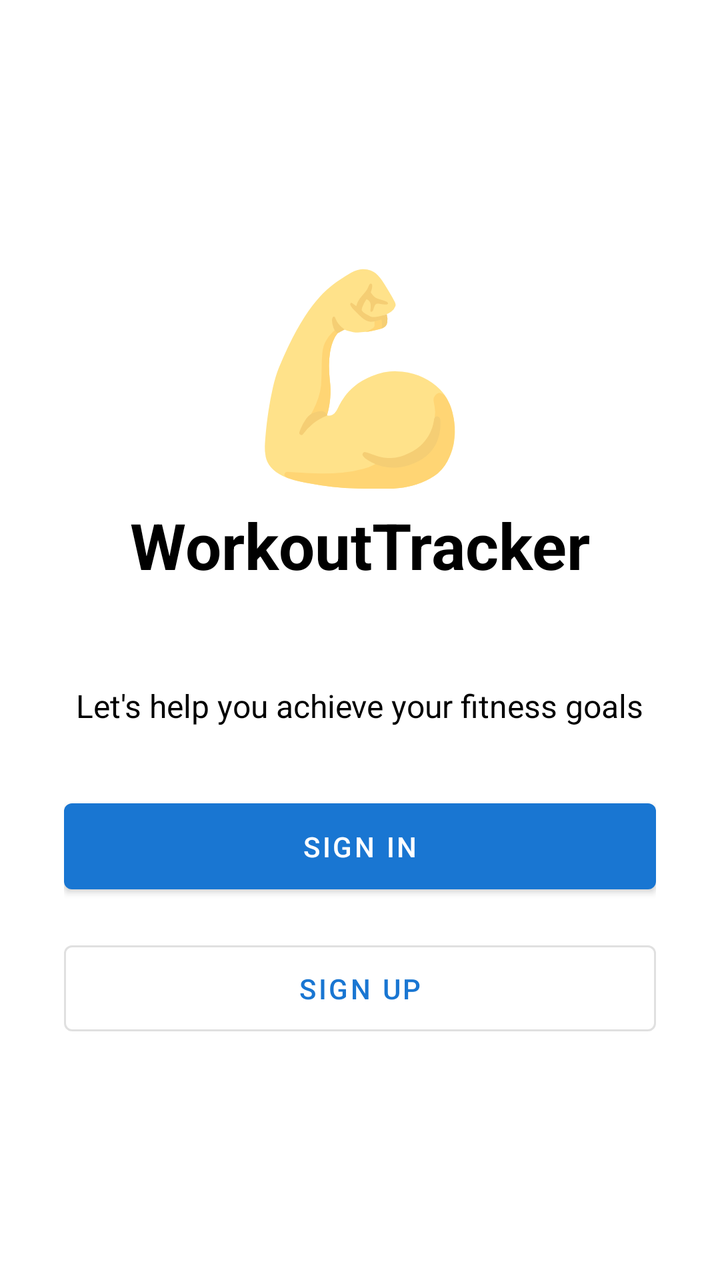
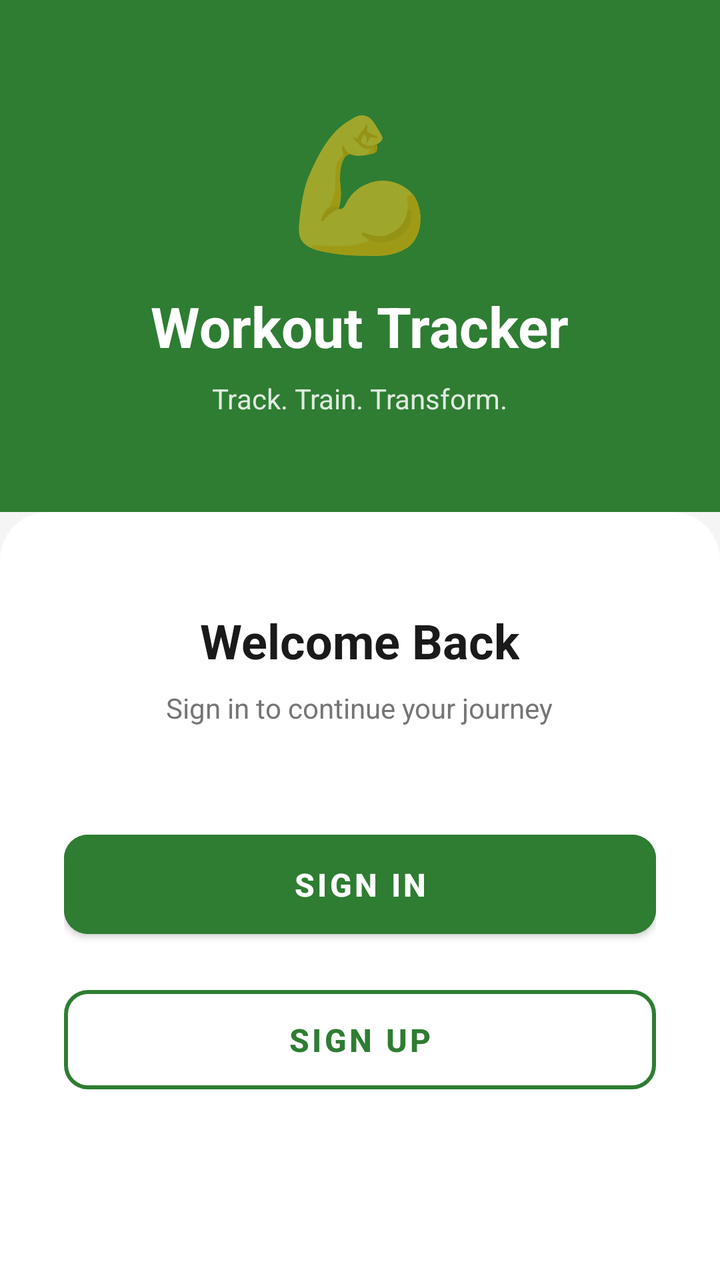

Screens rendered from an Android XML layout before and after an edit, with the pre-edit source and the edit as a unified diff.
<!-- AndroidManifest.xml: application theme Theme.WorkoutTracker -->
<!-- res/layout/activity_auth.xml -->
<?xml version="1.0" encoding="utf-8"?>
<LinearLayout xmlns:android="http://schemas.android.com/apk/res/android"
    android:layout_width="match_parent"
    android:layout_height="match_parent"
    android:orientation="vertical"
    android:gravity="center"
    android:padding="32dp"
    android:background="@color/white">

    <TextView
        android:layout_width="wrap_content"
        android:layout_height="wrap_content"
        android:text="💪"
        android:textSize="100sp" />

    <TextView
        android:layout_width="wrap_content"
        android:layout_height="wrap_content"
        android:text="@string/app_name"
        android:textSize="32sp"
        android:textStyle="bold"
        android:textColor="@color/black"
        android:layout_marginBottom="48dp"/>

    <TextView
        android:layout_width="wrap_content"
        android:layout_height="wrap_content"
        android:text="Let's help you achieve your fitness goals"
        android:textSize="16sp"
        android:textColor="@color/black"
        android:gravity="center"
        android:layout_marginBottom="32dp"/>
    <Button
        android:id="@+id/btnSignIn"
        android:layout_width="match_parent"
        android:layout_height="wrap_content"
        android:text="Sign In"
        android:padding="12dp"
        android:layout_marginBottom="16dp" />

    <Button
        android:id="@+id/btnSignUp"
        style="@style/Widget.MaterialComponents.Button.OutlinedButton"
        android:layout_width="match_parent"
        android:layout_height="wrap_content"
        android:text="Sign Up"
        android:padding="12dp" />

</LinearLayout>
<!-- resources referenced by this layout -->
<resources>
  <color name="black">#FF000000</color>
  <color name="white">#FFFFFFFF</color>
  <string name="app_name">WorkoutTracker</string>
  <style name="Theme.WorkoutTracker" parent="Base.Theme.WorkoutTracker" />
  <style name="Base.Theme.WorkoutTracker" parent="Theme.MaterialComponents.DayNight.NoActionBar">
          
          <item name="colorPrimary">@color/blue_primary</item>
          <item name="colorPrimaryVariant">@color/purple_700</item>
          <item name="colorOnPrimary">@color/white</item>
          
          <item name="colorSecondary">@color/teal_200</item>
          <item name="colorSecondaryVariant">@color/teal_700</item>
          <item name="colorOnSecondary">@color/black</item>
          
          <item name="android:statusBarColor">?attr/colorPrimaryVariant</item>
          
      </style>
  <color name="blue_primary">#1976D2</color>
  <color name="purple_700">#FF3700B3</color>
  <color name="teal_200">#FF03DAC5</color>
  <color name="teal_700">#FF018786</color>
</resources>

<!-- the commit's change to res/layout/activity_auth.xml (unified diff, before → after) -->
@@ -1,49 +1,103 @@
 <?xml version="1.0" encoding="utf-8"?>
 <LinearLayout xmlns:android="http://schemas.android.com/apk/res/android"
+    xmlns:app="http://schemas.android.com/apk/res-auto"
     android:layout_width="match_parent"
     android:layout_height="match_parent"
     android:orientation="vertical"
-    android:gravity="center"
-    android:padding="32dp"
-    android:background="@color/white">
+    android:weightSum="10"
+    android:background="@color/colorBackground">
 
-    <TextView
-        android:layout_width="wrap_content"
-        android:layout_height="wrap_content"
-        android:text="💪"
-        android:textSize="100sp" />
+    
+    <LinearLayout
+        android:layout_width="match_parent"
+        android:layout_height="0dp"
+        android:layout_weight="4"
+        android:orientation="vertical"
+        android:gravity="center"
+        android:background="@color/colorPrimary"
+        android:padding="24dp">
 
-    <TextView
-        android:layout_width="wrap_content"
-        android:layout_height="wrap_content"
-        android:text="@string/app_name"
-        android:textSize="32sp"
-        android:textStyle="bold"
-        android:textColor="@color/black"
-        android:layout_marginBottom="48dp"/>
+        <TextView
+            android:layout_width="wrap_content"
+            android:layout_height="wrap_content"
+            android:text="💪"
+            android:textSize="64sp" />
 
-    <TextView
-        android:layout_width="wrap_content"
-        android:layout_height="wrap_content"
-        android:text="Let's help you achieve your fitness goals"
-        android:textSize="16sp"
-        android:textColor="@color/black"
-        android:gravity="center"
-        android:layout_marginBottom="32dp"/>
-    <Button
-        android:id="@+id/btnSignIn"
+        <TextView
+            android:layout_width="wrap_content"
+            android:layout_height="wrap_content"
+            android:layout_marginTop="12dp"
+            android:text="Workout Tracker"
+            android:textSize="28sp"
+            android:textStyle="bold"
+            android:textColor="@color/white" />
+
+        <TextView
+            android:layout_width="wrap_content"
+            android:layout_height="wrap_content"
+            android:layout_marginTop="8dp"
+            android:text="Track. Train. Transform."
+            android:textSize="14sp"
+            android:textColor="@color/white"
+            android:alpha="0.85" />
+
+    </LinearLayout>
+
+    
+    <LinearLayout
         android:layout_width="match_parent"
-        android:layout_height="wrap_content"
-        android:text="Sign In"
-        android:padding="12dp"
-        android:layout_marginBottom="16dp" />
+        android:layout_height="0dp"
+        android:layout_weight="6"
+        android:orientation="vertical"
+        android:background="@drawable/bg_bottom_card"
+        android:padding="32dp"
+        android:gravity="center_horizontal">
 
-    <Button
-        android:id="@+id/btnSignUp"
-        style="@style/Widget.MaterialComponents.Button.OutlinedButton"
-        android:layout_width="match_parent"
-        android:layout_height="wrap_content"
-        android:text="Sign Up"
-        android:padding="12dp" />
+        <TextView
+            android:layout_width="wrap_content"
+            android:layout_height="wrap_content"
+            android:text="Welcome Back"
+            android:textSize="24sp"
+            android:textStyle="bold"
+            android:textColor="@color/colorTextPrimary"
+            android:layout_marginTop="16dp" />
+
+        <TextView
+            android:layout_width="wrap_content"
+            android:layout_height="wrap_content"
+            android:layout_marginTop="8dp"
+            android:text="Sign in to continue your journey"
+            android:textSize="14sp"
+            android:textColor="@color/colorTextSecondary"
+            android:layout_marginBottom="48dp" />
+
+        <com.google.android.material.button.MaterialButton
+            android:id="@+id/btnSignIn"
+            android:layout_width="match_parent"
+            android:layout_height="wrap_content"
+            android:text="Sign In"
+            android:textSize="16sp"
+            android:textStyle="bold"
+            android:padding="14dp"
+            android:backgroundTint="@color/colorPrimary"
+            android:textColor="@color/white"
+            app:cornerRadius="12dp"
+            android:layout_marginBottom="16dp" />
+
+        <com.google.android.material.button.MaterialButton
+            android:id="@+id/btnSignUp"
+            style="@style/Widget.MaterialComponents.Button.OutlinedButton"
+            android:layout_width="match_parent"
+            android:layout_height="wrap_content"
+            android:text="Sign Up"
+            android:textSize="16sp"
+            android:textStyle="bold"
+            android:padding="14dp"
+            android:textColor="@color/colorPrimary"
+            app:strokeColor="@color/colorPrimary"
+            app:strokeWidth="2dp"
+            app:cornerRadius="12dp" />
+
+    </LinearLayout>
 
 </LinearLayout>
<!-- resource entries referenced after the edit -->
@@ -1,25 +1,36 @@
 <!-- resources referenced by this layout -->
 <resources>
-  <color name="black">#FF000000</color>
-  <color name="white">#FFFFFFFF</color>
-  <string name="app_name">WorkoutTracker</string>
+  <color name="colorBackground">#F5F5F5</color>
+  <color name="colorPrimary">#2E7D32</color>
+  <color name="colorTextPrimary">#1A1A1A</color>
+  <color name="colorTextSecondary">#757575</color>
+  <color name="white">#FFFFFF</color>
+  <!-- drawable bg_bottom_card (drawable) -->
+  <?xml version="1.0" encoding="utf-8"?>
+  <shape xmlns:android="http://schemas.android.com/apk/res/android"
+      android:shape="rectangle">
+      <solid android:color="@color/colorSurface"/>
+      <corners
+          android:topLeftRadius="24dp"
+          android:topRightRadius="24dp"/>
+  </shape>
   <style name="Theme.WorkoutTracker" parent="Base.Theme.WorkoutTracker" />
-  <style name="Base.Theme.WorkoutTracker" parent="Theme.MaterialComponents.DayNight.NoActionBar">
+  <color name="colorSurface">#FFFFFF</color>
+  <style name="Base.Theme.WorkoutTracker" parent="Theme.MaterialComponents.Light.NoActionBar">
           
-          <item name="colorPrimary">@color/blue_primary</item>
-          <item name="colorPrimaryVariant">@color/purple_700</item>
+          <item name="colorPrimary">@color/colorPrimary</item>
+          <item name="colorPrimaryVariant">@color/colorPrimaryDark</item>
           <item name="colorOnPrimary">@color/white</item>
           
-          <item name="colorSecondary">@color/teal_200</item>
-          <item name="colorSecondaryVariant">@color/teal_700</item>
-          <item name="colorOnSecondary">@color/black</item>
+          <item name="colorSecondary">@color/colorAccent</item>
+          <item name="colorSecondaryVariant">@color/colorPrimaryDark</item>
+          <item name="colorOnSecondary">@color/white</item>
           
           <item name="android:statusBarColor">?attr/colorPrimaryVariant</item>
           
+          <item name="android:windowBackground">@color/colorBackground</item>
       </style>
-  <color name="blue_primary">#1976D2</color>
-  <color name="purple_700">#FF3700B3</color>
-  <color name="teal_200">#FF03DAC5</color>
-  <color name="teal_700">#FF018786</color>
+  <color name="colorPrimaryDark">#1B5E20</color>
+  <color name="colorAccent">#66BB6A</color>
 </resources>
 
